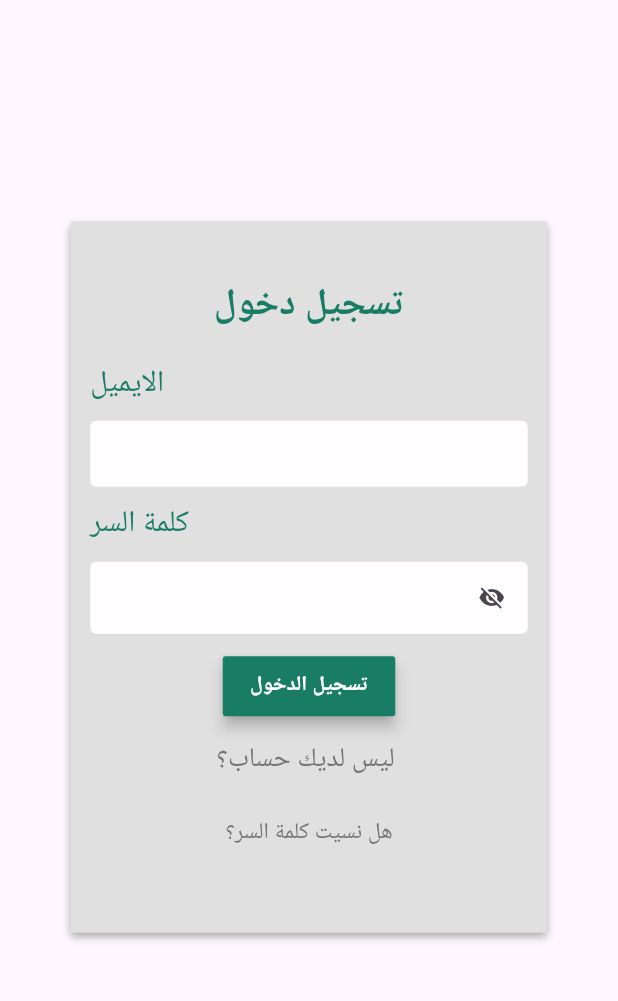
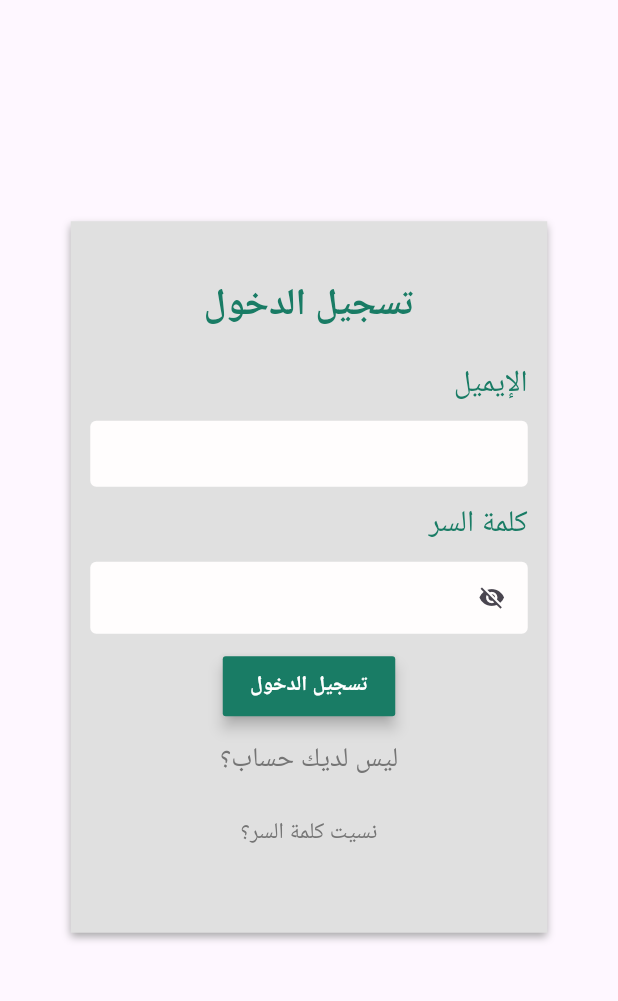
Before and after one commit to BassamEmad39/graduation_project, a Flutter app: the screen it shows after launch, in the side drawer, after a tap on "تسجيل الدخول", on a phone screen of 412 x 824 dp, the part 72-1073 px from its top. Run offline on Flutter 3.47's test engine with Material 3 defaults, Android fonts, the phone set to English and light mode, and no system bars; our stand-ins replace dropdown_button2, easy_localization, flutter_otp_text_field, flutter_screenutil, flutter_spinkit; missing offline and left inert: auto_direction.

Commit message:
login page translated

```diff
--- a/assets/translations/ar.json
+++ b/assets/translations/ar.json
@@ -1,5 +1,12 @@
 {
     "title":"جوائز النشر العلمي",
     "messageUs":"راسلنا",
-    "buttonText":"EN"
+    "buttonText":"EN",
+    "scientific1":"يعد نشر البحث العلمي من المهام الأكثر الأهمية التي من المفترض أن يضطلع بها أعضاء هيئة التدريس والباحثون لدى جامعة كفر الشيخ .",
+    "login":"تسجيل الدخول",
+    "email":"الإيميل",
+    "password":"كلمة السر",
+    "noacc":"ليس لديك حساب؟",
+    "nopassword":"نسيت كلمة السر؟"
+
 }
--- a/lib/pages/homepage.dart
+++ b/lib/pages/homepage.dart
@@ -35,8 +35,7 @@ class _HomePageState extends State<HomePage> {
                 SizedBox(
                   height: 10,
                 ),
-                Text(
-                    'يعد نشر البحث العلمي من المهام الأكثر الأهمية التي من المفترض أن يضطلع بها أعضاء هيئة التدريس والباحثون لدى جامعة كفر الشيخ .'),
+                Text("scientific1".tr()),
                 Text(
                     'لذا وُضِع برنامج الجوائز البحثية بغية الإشادة بالجهود المبذولة من جانب الباحثين المتميزين في جامعة كفر الشيخ وتحفيزهم على بذل المزيد من أجل الارتقاء بمجال البحوث الأكاديمية وإجراء المزيد من البحوث ورفع المستوى الأكاديمي للجامعة بحيث تكون في مصاف الجامعات العالمية.'),
                 SizedBox(
@@ -204,8 +203,7 @@ class MainAppBar extends StatefulWidget implements PreferredSizeWidget {
   State<MainAppBar> createState() => _MainAppBarState();
 
   @override
-    Size get preferredSize => Size.fromHeight(60.h);
-
+  Size get preferredSize => Size.fromHeight(60.h);
 }
 
 class _MainAppBarState extends State<MainAppBar> {
@@ -234,7 +232,7 @@ class _MainAppBarState extends State<MainAppBar> {
           child: InkWell(
             onTap: () {
               String currentLang = context.locale.languageCode;
-              context.setLocale(Locale(currentLang=='en'?'ar':'en'));
+              context.setLocale(Locale(currentLang == 'en' ? 'ar' : 'en'));
             },
             child: Ink(
               height: 40.h,
@@ -247,10 +245,8 @@ class _MainAppBarState extends State<MainAppBar> {
               )),
             ),
           ),
-        )
+        ),
       ],
     );
   }
-
-
 }
--- a/lib/pages/login.dart
+++ b/lib/pages/login.dart
@@ -1,3 +1,4 @@
+import 'package:easy_localization/easy_localization.dart';
 import 'package:flutter/material.dart';
 import 'package:flutter_screenutil/flutter_screenutil.dart';
 import 'package:graduation_project/custom/appbar.dart';
@@ -46,11 +47,11 @@ class _LoginPageState extends State<LoginPage> {
                     width: 340.w,
                     height: 510.h,
                     child: Column(
-                      crossAxisAlignment: CrossAxisAlignment.end,
+                      crossAxisAlignment: CrossAxisAlignment.start,
                       children: [
                         Center(
                           child: Text(
-                            "تسجيل دخول",
+                          "login".tr(),
                             style: TextStyle(
                                 fontSize: 25,
                                 fontWeight: FontWeight.bold,
@@ -66,7 +67,7 @@ class _LoginPageState extends State<LoginPage> {
                           height: 20,
                         ),
                         Text(
-                          "الايميل",
+                      "email".tr(),
                           style: TextStyle(
                               fontSize: 20,
                               color: Color.fromARGB(
@@ -84,7 +85,7 @@ class _LoginPageState extends State<LoginPage> {
                           height: 10,
                         ),
                         Text(
-                          "كلمة السر",
+                          "password".tr(),
                           style: TextStyle(
                               fontSize: 20,
                               color: Color.fromARGB(
@@ -107,7 +108,7 @@ class _LoginPageState extends State<LoginPage> {
                         ),
                         Center(
                             child: CustomButton(
-                          title: "تسجيل الدخول",
+                          title: "login".tr(),
                           onPressed: () {},
                         )),
                         SizedBox(
@@ -121,7 +122,7 @@ class _LoginPageState extends State<LoginPage> {
                                     const SignUpPage1(),
                               ));
                             },
-                            child: Text(" ليس لديك حساب؟",
+                            child: Text("noacc".tr(),
                                 style: TextStyle(
                                     fontSize: 18, color: Colors.grey[600])),
                           ),
@@ -134,7 +135,7 @@ class _LoginPageState extends State<LoginPage> {
                                     const ForgetPssword(),
                               ));
                             },
-                            child: Text("هل نسيت كلمة السر؟",
+                            child: Text("nopassword".tr(),
                                 style: TextStyle(
                                     fontSize: 15, color: Colors.grey[600])),
                           ),
```
Also changed, not shown: assets/translations/en.json (+10 -1 lines).
